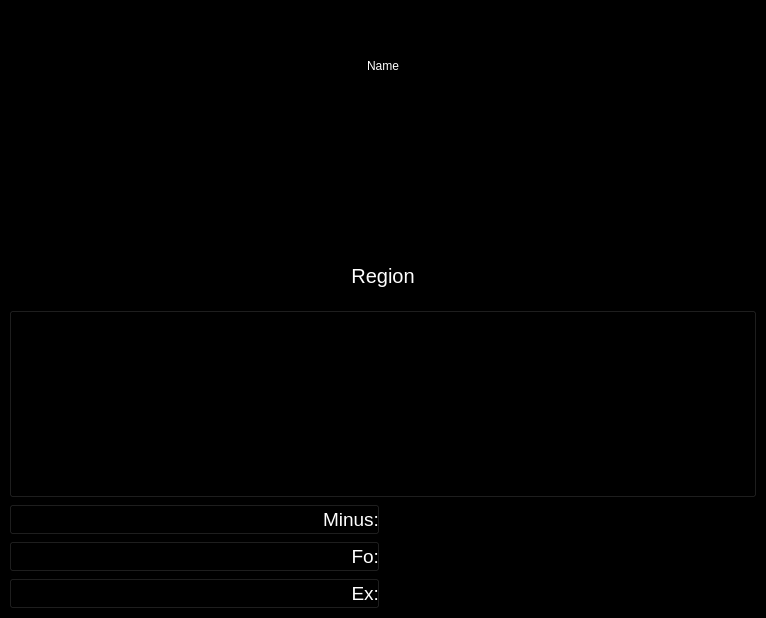
This is PointFighting/form.ui in BarsukAlexey/xelarogi as Qt 5 draws it before an edit. The edited form follows.
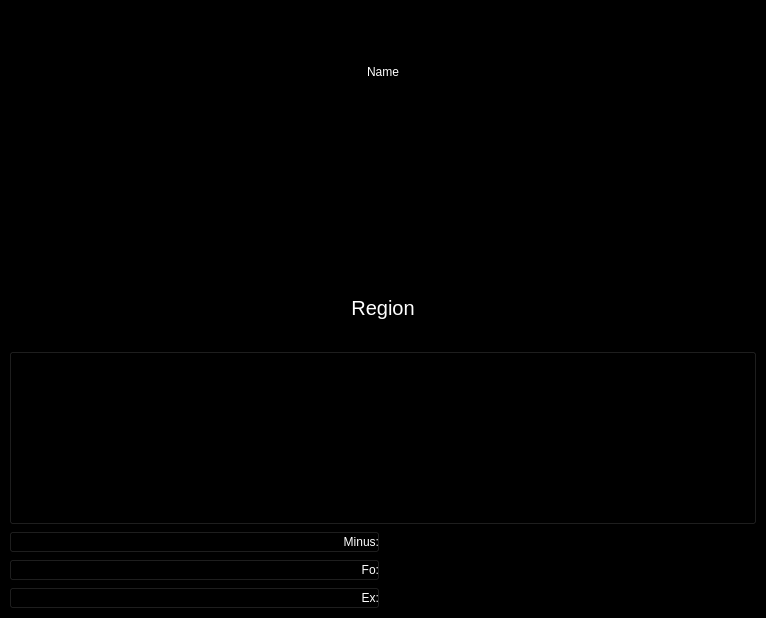
This is the edited form. Custom widgets are drawn as their Qt base class.

The edit to the form file:
```diff
--- a/PointFighting/form.ui
+++ b/PointFighting/form.ui
@@ -39,64 +39,101 @@
      <property name="styleSheet">
       <string notr="true"/>
      </property>
-     <layout class="QGridLayout" name="gridLayout_2" rowstretch="30,30,15,50,1,1,1">
+     <layout class="QGridLayout" name="gridLayout_2" rowstretch="30,30,18,42,5,5,5">
       <item row="4" column="0">
-       <layout class="QHBoxLayout" name="horizontalLayout_2" stretch="1,1">
-        <item>
-         <widget class="QRightClickButton" name="pushButtonMinus">
-          <property name="sizePolicy">
-           <sizepolicy hsizetype="Preferred" vsizetype="Preferred">
-            <horstretch>0</horstretch>
-            <verstretch>0</verstretch>
-           </sizepolicy>
-          </property>
-          <property name="font">
-           <font>
-            <pointsize>14</pointsize>
-           </font>
-          </property>
-          <property name="styleSheet">
-           <string notr="true"/>
-          </property>
-          <property name="text">
-           <string>Minus:</string>
-          </property>
-         </widget>
-        </item>
-        <item>
-         <widget class="AspectRatioTextLabel" name="labelMinus">
-          <property name="font">
-           <font>
-            <pointsize>14</pointsize>
-           </font>
-          </property>
-          <property name="styleSheet">
-           <string notr="true">color: rgb(255, 255, 255);</string>
-          </property>
-          <property name="text">
-           <string/>
-          </property>
-          <property name="alignment">
-           <set>Qt::AlignLeading|Qt::AlignLeft|Qt::AlignVCenter</set>
-          </property>
-         </widget>
-        </item>
-       </layout>
+       <widget class="QRightClickButton" name="pushButtonMinus">
+        <property name="sizePolicy">
+         <sizepolicy hsizetype="Preferred" vsizetype="Preferred">
+          <horstretch>0</horstretch>
+          <verstretch>0</verstretch>
+         </sizepolicy>
+        </property>
+        <property name="styleSheet">
+         <string notr="true"/>
+        </property>
+        <property name="text">
+         <string>Minus:</string>
+        </property>
+       </widget>
       </item>
-      <item row="1" column="0">
-       <widget class="AspectRatioPixmapLabel" name="labelFlag">
+      <item row="4" column="1">
+       <widget class="AspectRatioPixmapLabel" name="labelMinus">
+        <property name="font">
+         <font>
+          <pointsize>14</pointsize>
+         </font>
+        </property>
+        <property name="styleSheet">
+         <string notr="true">color: rgb(255, 255, 255);</string>
+        </property>
+        <property name="text">
+         <string/>
+        </property>
+        <property name="alignment">
+         <set>Qt::AlignLeading|Qt::AlignLeft|Qt::AlignVCenter</set>
+        </property>
+       </widget>
+      </item>
+      <item row="5" column="0">
+       <widget class="QRightClickButton" name="pushButtonFo">
         <property name="sizePolicy">
-         <sizepolicy hsizetype="Minimum" vsizetype="Minimum">
+         <sizepolicy hsizetype="Preferred" vsizetype="Preferred">
           <horstretch>0</horstretch>
           <verstretch>0</verstretch>
          </sizepolicy>
         </property>
+        <property name="text">
+         <string>Fo:</string>
+        </property>
+       </widget>
+      </item>
+      <item row="5" column="1">
+       <widget class="AspectRatioPixmapLabel" name="labelFo">
+        <property name="font">
+         <font>
+          <pointsize>14</pointsize>
+         </font>
+        </property>
+        <property name="styleSheet">
+         <string notr="true">color: rgb(255, 255, 255);</string>
+        </property>
+        <property name="text">
+         <string/>
+        </property>
+       </widget>
+      </item>
+      <item row="6" column="0">
+       <widget class="QRightClickButton" name="pushButtonEx">
+        <property name="sizePolicy">
+         <sizepolicy hsizetype="Preferred" vsizetype="Preferred">
+          <horstretch>0</horstretch>
+          <verstretch>0</verstretch>
+         </sizepolicy>
+        </property>
+        <property name="text">
+         <string>Ex:</string>
+        </property>
+       </widget>
+      </item>
+      <item row="6" column="1">
+       <widget class="AspectRatioPixmapLabel" name="labelEx">
+        <property name="font">
+         <font>
+          <pointsize>14</pointsize>
+         </font>
+        </property>
+        <property name="styleSheet">
+         <string notr="true">color: rgb(255, 255, 255);</string>
+        </property>
+        <property name="text">
+         <string/>
+        </property>
         <property name="alignment">
-         <set>Qt::AlignCenter</set>
+         <set>Qt::AlignLeading|Qt::AlignLeft|Qt::AlignVCenter</set>
         </property>
        </widget>
       </item>
-      <item row="2" column="0">
+      <item row="2" column="0" colspan="2">
        <widget class="AspectRatioTextLabel" name="labelRegion">
         <property name="font">
          <font>
@@ -114,100 +151,20 @@
         </property>
        </widget>
       </item>
-      <item row="3" column="0">
-       <widget class="QRightClickButton" name="pushButtonPoint">
+      <item row="1" column="0" colspan="2">
+       <widget class="AspectRatioPixmapLabel" name="labelFlag">
         <property name="sizePolicy">
          <sizepolicy hsizetype="Preferred" vsizetype="Preferred">
           <horstretch>0</horstretch>
           <verstretch>0</verstretch>
          </sizepolicy>
         </property>
-        <property name="styleSheet">
-         <string notr="true"/>
-        </property>
-        <property name="text">
-         <string/>
+        <property name="alignment">
+         <set>Qt::AlignCenter</set>
         </property>
        </widget>
       </item>
-      <item row="6" column="0">
-       <layout class="QHBoxLayout" name="horizontalLayout_3" stretch="1,1">
-        <item>
-         <widget class="QRightClickButton" name="pushButtonEx">
-          <property name="sizePolicy">
-           <sizepolicy hsizetype="Preferred" vsizetype="Preferred">
-            <horstretch>0</horstretch>
-            <verstretch>0</verstretch>
-           </sizepolicy>
-          </property>
-          <property name="font">
-           <font>
-            <pointsize>14</pointsize>
-           </font>
-          </property>
-          <property name="text">
-           <string>Ex:</string>
-          </property>
-         </widget>
-        </item>
-        <item>
-         <widget class="AspectRatioTextLabel" name="labelEx">
-          <property name="font">
-           <font>
-            <pointsize>14</pointsize>
-           </font>
-          </property>
-          <property name="styleSheet">
-           <string notr="true">color: rgb(255, 255, 255);</string>
-          </property>
-          <property name="text">
-           <string/>
-          </property>
-          <property name="alignment">
-           <set>Qt::AlignLeading|Qt::AlignLeft|Qt::AlignVCenter</set>
-          </property>
-         </widget>
-        </item>
-       </layout>
-      </item>
-      <item row="5" column="0">
-       <layout class="QHBoxLayout" name="horizontalLayout" stretch="1,1">
-        <item>
-         <widget class="QRightClickButton" name="pushButtonFo">
-          <property name="sizePolicy">
-           <sizepolicy hsizetype="Preferred" vsizetype="Preferred">
-            <horstretch>0</horstretch>
-            <verstretch>0</verstretch>
-           </sizepolicy>
-          </property>
-          <property name="font">
-           <font>
-            <pointsize>14</pointsize>
-           </font>
-          </property>
-          <property name="text">
-           <string>Fo:</string>
-          </property>
-         </widget>
-        </item>
-        <item>
-         <widget class="AspectRatioTextLabel" name="labelFo">
-          <property name="font">
-           <font>
-            <pointsize>14</pointsize>
-           </font>
-          </property>
-          <property name="styleSheet">
-           <string notr="true">color: rgb(255, 255, 255);</string>
-          </property>
-          <property name="text">
-           <string/>
-          </property>
-         </widget>
-        </item>
-       </layout>
-      </item>
-      <item row="0" column="0">
+      <item row="0" column="0" colspan="2">
        <widget class="AspectRatioTextLabel" name="labelFIO">
         <property name="styleSheet">
          <string notr="true">color: rgb(255, 255, 255);</string>
@@ -220,6 +177,22 @@
         </property>
        </widget>
       </item>
+      <item row="3" column="0" colspan="2">
+       <widget class="QRightClickButton" name="pushButtonPoint">
+        <property name="sizePolicy">
+         <sizepolicy hsizetype="Preferred" vsizetype="Preferred">
+          <horstretch>0</horstretch>
+          <verstretch>0</verstretch>
+         </sizepolicy>
+        </property>
+        <property name="styleSheet">
+         <string notr="true"/>
+        </property>
+        <property name="text">
+         <string/>
+        </property>
+       </widget>
+      </item>
      </layout>
     </widget>
    </item>
```
